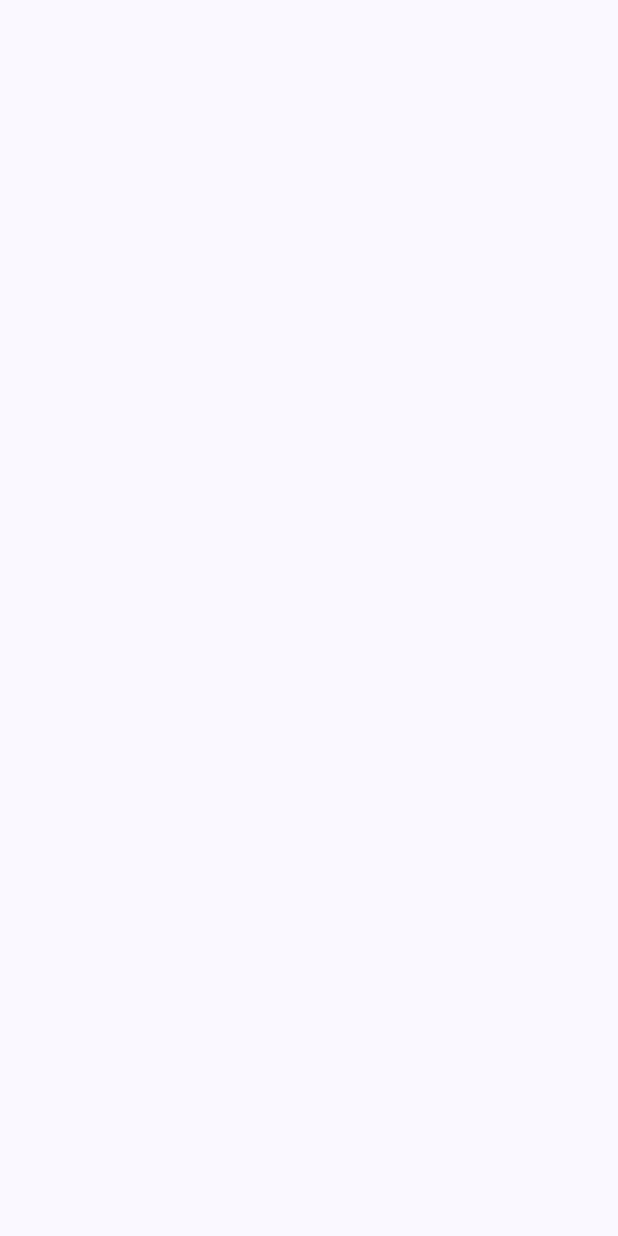
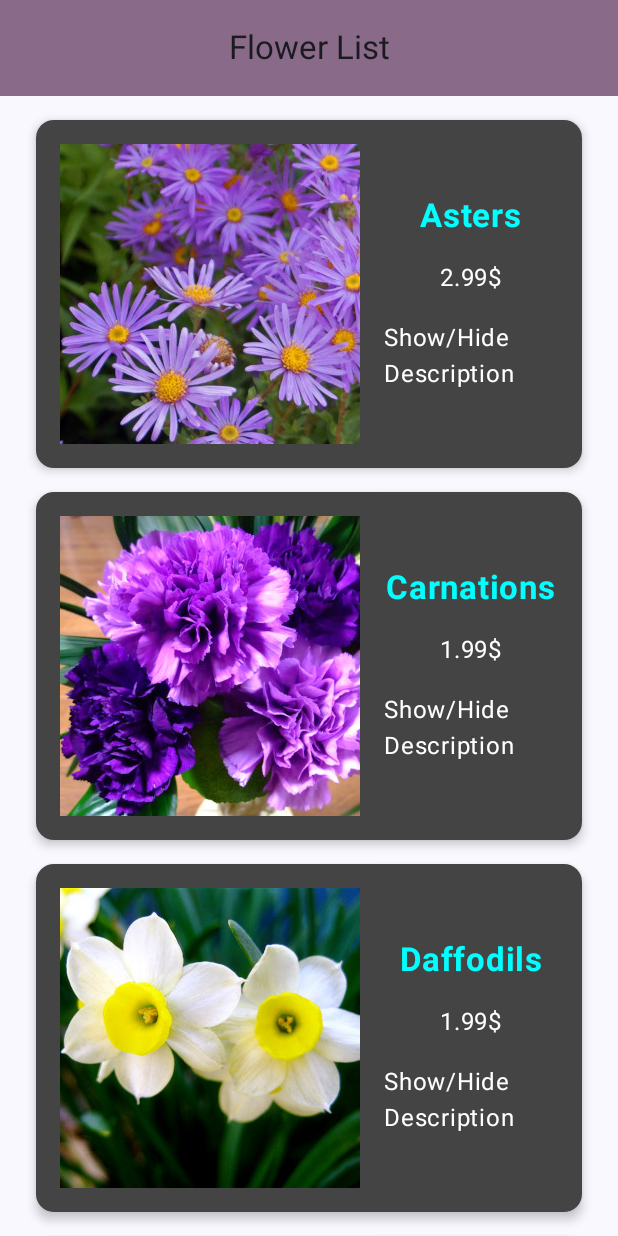
Before and after one commit to bajajku/FlowerShop, an Android app built with Jetpack Compose: the screen it shows after launch (MainActivity), on a phone screen of 412 x 824 dp. Before the commit the screen is empty. Run offline under Robolectric (Android 15) with nearby library versions, the phone set to English and light mode, and no system bars.

Commit message:
Added collapse text functionality, changed ui colors and display, fix some existing errors

```diff
--- a/app/build.gradle.kts
+++ b/app/build.gradle.kts
@@ -56,6 +56,9 @@ dependencies {
     implementation("androidx.activity:activity-compose:1.7.2")
     implementation(platform("androidx.compose:compose-bom:2023.03.00"))
     implementation("androidx.compose.ui:ui")
+    implementation("io.coil-kt:coil-compose:2.4.0")
+    implementation("androidx.lifecycle:lifecycle-viewmodel-compose:2.6.2")
+
     implementation("androidx.compose.ui:ui-graphics")
     implementation("androidx.compose.ui:ui-tooling-preview")
     implementation("androidx.compose.material3:material3")
--- a/app/src/main/java/sheridan/bajajku/flowershop/MainActivity.kt
+++ b/app/src/main/java/sheridan/bajajku/flowershop/MainActivity.kt
@@ -10,6 +10,7 @@ import androidx.compose.material3.Text
 import androidx.compose.runtime.Composable
 import androidx.compose.ui.Modifier
 import androidx.compose.ui.tooling.preview.Preview
+import sheridan.bajajku.flowershop.ui.AppScreen
 import sheridan.bajajku.flowershop.ui.theme.FlowerShopTheme
 
 class MainActivity : ComponentActivity() {
@@ -22,7 +23,7 @@ class MainActivity : ComponentActivity() {
                     modifier = Modifier.fillMaxSize(),
                     color = MaterialTheme.colorScheme.background
                 ) {
-
+                    AppScreen()
                 }
             }
         }
--- /dev/null
+++ b/app/src/main/java/sheridan/bajajku/flowershop/ui/AppScreen.kt
@@ -0,0 +1,15 @@
+package sheridan.bajajku.flowershop.ui
+
+import androidx.compose.runtime.Composable
+import androidx.lifecycle.viewmodel.compose.viewModel
+import sheridan.bajajku.flowershop.ui.flower_list.FlowerListScreen
+
+import sheridan.bajajku.flowershop.ui.flower_list.FlowerListViewModel
+
+
+@Composable
+fun AppScreen(){
+    val viewModel: FlowerListViewModel = viewModel()
+
+    FlowerListScreen(viewModel)
+}
--- a/app/src/main/java/sheridan/bajajku/flowershop/ui/flower_list/FlowerDataTopAppBar.kt
+++ b/app/src/main/java/sheridan/bajajku/flowershop/ui/flower_list/FlowerDataTopAppBar.kt
@@ -40,7 +40,7 @@ fun FlowerDataTopAppBar(
             }
         },
         colors = TopAppBarDefaults.centerAlignedTopAppBarColors(
-            containerColor = MaterialTheme.colorScheme.primaryContainer
+            containerColor = MaterialTheme.colorScheme.tertiaryContainer
         )
 
     )
--- a/app/src/main/java/sheridan/bajajku/flowershop/ui/flower_list/ListBody.kt
+++ b/app/src/main/java/sheridan/bajajku/flowershop/ui/flower_list/ListBody.kt
@@ -1,5 +1,8 @@
 package sheridan.bajajku.flowershop.ui.flower_list
 
+import android.widget.TextView
+import androidx.compose.foundation.Image
+import androidx.compose.foundation.clickable
 import androidx.compose.foundation.layout.Arrangement
 import androidx.compose.foundation.layout.Column
 import androidx.compose.foundation.layout.PaddingValues
@@ -9,18 +12,27 @@ import androidx.compose.foundation.layout.padding
 import androidx.compose.foundation.lazy.LazyColumn
 import androidx.compose.foundation.lazy.items
 import androidx.compose.material3.Card
+import androidx.compose.material3.CardColors
 import androidx.compose.material3.CardDefaults
 import androidx.compose.material3.Text
 import androidx.compose.runtime.Composable
+import androidx.compose.runtime.getValue
+import androidx.compose.runtime.mutableStateOf
+import androidx.compose.runtime.remember
+import androidx.compose.runtime.setValue
 import androidx.compose.ui.Alignment
 import androidx.compose.ui.Modifier
+import androidx.compose.ui.graphics.Color
 import androidx.compose.ui.res.pluralStringResource
 import androidx.compose.ui.text.capitalize
+import androidx.compose.ui.text.font.FontWeight
 import androidx.compose.ui.text.intl.Locale
 import androidx.compose.ui.unit.dp
 import androidx.compose.ui.unit.sp
 import sheridan.bajajku.flowershop.R
 import sheridan.bajajku.flowershop.domain.Flower
+import coil.compose.AsyncImage
+
 
 @Composable
 fun ListBody(
@@ -40,13 +52,56 @@ fun ListBody(
 }
 
 @Composable
+
 fun FlowerListItem(flower: Flower) {
+    var visible by remember {
+        mutableStateOf(false)
+    }
     Card(
         elevation = CardDefaults.cardElevation(defaultElevation = 4.dp),
         modifier = Modifier
             .padding(8.dp)
-            .fillMaxWidth()
+            .fillMaxWidth(),
+        colors = CardDefaults.cardColors(
+            containerColor = Color.DarkGray, //Card background color
+            contentColor = Color.White  //Card content color,e.g.text
+        )
     ){
+        Row (
+            verticalAlignment = Alignment.CenterVertically,
+            horizontalArrangement = Arrangement.spacedBy(16.dp),
+            modifier = Modifier.padding(16.dp)
+        ){
+            AsyncImage(
+                model = "file:///android_asset/${flower.image}",
+                contentDescription = "${flower.id} ${flower.label}"
+            )
+            Column(
+                verticalArrangement = Arrangement.spacedBy(16.dp),
+                horizontalAlignment = Alignment.CenterHorizontally,
+                modifier = Modifier.fillMaxWidth()
+            ){
+                Row(
+                    horizontalArrangement = Arrangement.spacedBy(8.dp)
+                ){
+                    Text(
+                        text = flower.label,
+                        fontSize = 22.sp,
+                        color = Color.Cyan,
+                        fontWeight = FontWeight.Bold                    )
+                }
+                Text(text = "${flower.price}$", fontSize = 16.sp)
+                Text("Show/Hide Description", modifier = Modifier
+                    .fillMaxWidth()
+                    .clickable {
+                        visible = !visible
+                    }
+                )
+                if(visible) {
+                    Text(text = "${flower.description}")
+                }
 
+            }
+        }
     }
 }
--- a/app/src/main/java/sheridan/bajajku/flowershop/ui/flower_list/flowerListScreen.kt
+++ b/app/src/main/java/sheridan/bajajku/flowershop/ui/flower_list/flowerListScreen.kt
@@ -13,7 +13,7 @@ import sheridan.bajajku.flowershop.R
 
 @OptIn(ExperimentalMaterial3Api::class)
 @Composable
-fun PetListScreen(
+fun FlowerListScreen(
     viewModel: FlowerListViewModel,
     modifier: Modifier = Modifier
 ){
--- a/app/src/main/res/values/strings.xml
+++ b/app/src/main/res/values/strings.xml
@@ -2,5 +2,5 @@
     <string name="app_name">FlowerShop</string>
 
     <string name="back_button">Back</string>
-    <string name="list_title">Pet List</string>
+    <string name="list_title">Flower List</string>
 </resources>
```
